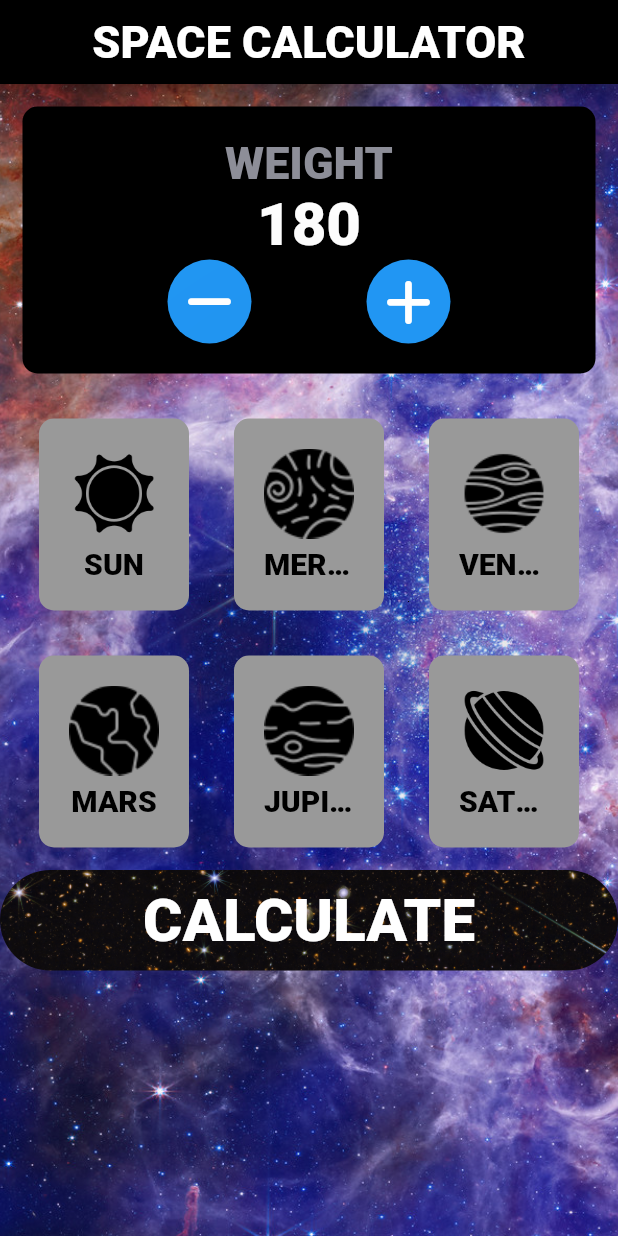
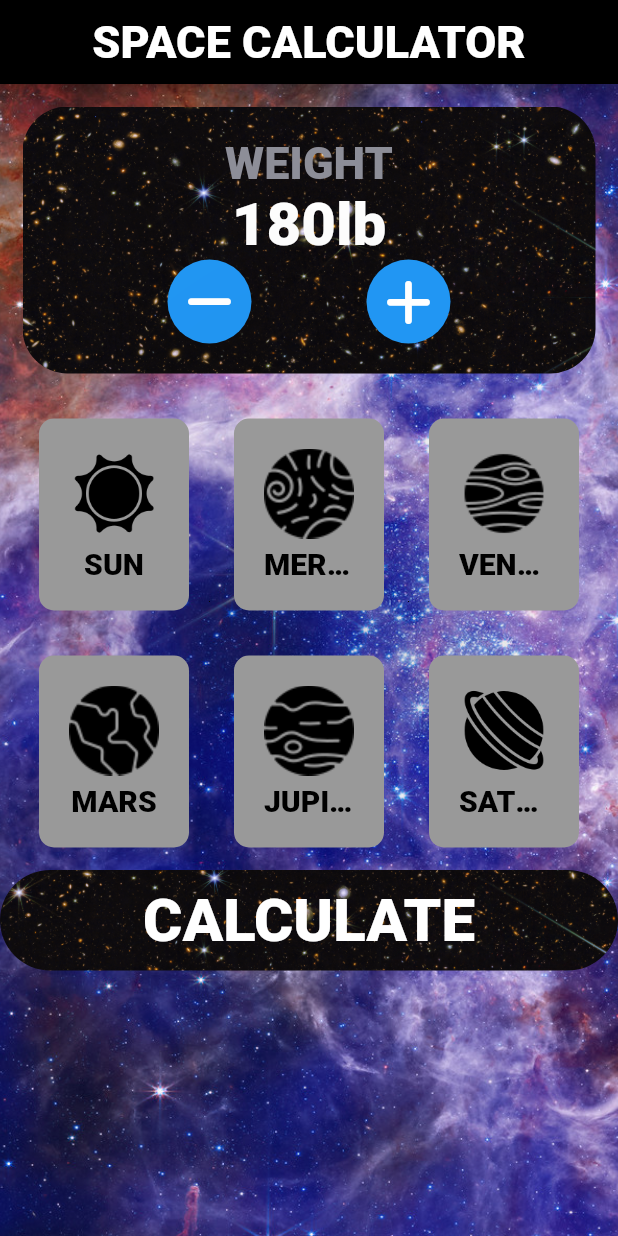
Before and after one commit to CincoCoding/BMI-Calculator, a Flutter app: the screen it shows after launch, on a phone screen of 412 x 824 dp. Run offline on Flutter 3.47's test engine with Material 2 defaults, Android fonts, the phone set to English and light mode, and no system bars; our stand-ins replace font_awesome_flutter.

```diff
--- /dev/null
+++ b/lib/components/calculator_brain.dart
@@ -0,0 +1,65 @@
+import 'package:flutter/cupertino.dart';
+
+enum CelestialObject {
+  sun,
+  mercury,
+  venus,
+  earth,
+  moon,
+  mars,
+  jupiter,
+  saturn,
+  uranus,
+  neptune,
+  blackHole
+}
+
+double earthsGravity = 9.798;
+
+Map<CelestialObject, double> gravityFactor = {
+  CelestialObject.sun: 274 / earthsGravity,
+  CelestialObject.mercury: 3.7 / earthsGravity,
+  CelestialObject.venus: 8.87 / earthsGravity,
+  CelestialObject.earth: earthsGravity / earthsGravity,
+  CelestialObject.moon: 1.62 / earthsGravity,
+  CelestialObject.mars: 3.71 / earthsGravity,
+  CelestialObject.jupiter: 24.92 / earthsGravity,
+  CelestialObject.saturn: 10.44 / earthsGravity,
+};
+
+class CalculatorBrain {
+  CalculatorBrain(
+      {this.celestialObject, @required this.weight, this.gravityFactor});
+
+  final CelestialObject celestialObject;
+  final double weight;
+  final double gravityFactor;
+
+  double _newWeight;
+
+  String calculateBMI() {
+    // pow is for exponentiation
+    _newWeight = weight * gravityFactor;
+    return _newWeight.toStringAsFixed(1);
+  }
+
+  String getResult() {
+    if (_newWeight > weight) {
+      return 'Heavier! ';
+    } else if (_newWeight == weight) {
+      return 'Same Weight';
+    } else {
+      return 'Lighter!';
+    }
+  }
+
+  String getInterpretation() {
+    if (_newWeight > weight) {
+      return 'Watch your step! Be careful not to fall it will hurt much more!';
+    } else if (_newWeight == weight) {
+      return 'You still weight the same... You must still be on Earth!';
+    } else {
+      return 'Jump and enjoy your slow descent! Be careful not to disconnect your space suit!';
+    }
+  }
+}
--- a/lib/components/counter_card_two_buttons.dart
+++ b/lib/components/counter_card_two_buttons.dart
@@ -71,7 +71,7 @@ class CounterCardTwoButtons extends StatelessWidget {
             style: kLabelTextStyle,
           ),
           Text(
-            textVariable,
+            textVariable + "lb",
             style: kBigNumber,
           ),
           Row(
--- /dev/null
+++ b/lib/components/counter_card_v2.dart
@@ -0,0 +1,122 @@
+import 'package:flutter/material.dart';
+import '../constants.dart';
+import 'package:font_awesome_flutter/font_awesome_flutter.dart';
+
+class RoundIconButton extends StatelessWidget {
+  // var kWeight = 0;
+  RoundIconButton({
+    @required this.icon,
+    @required this.onPressed,
+    @required this.onLongPress,
+  });
+
+  final IconData icon;
+  final Function onPressed;
+  final Function onLongPress;
+
+  @override
+  Widget build(BuildContext context) {
+    return RawMaterialButton(
+      elevation: 100.0,
+      onPressed: onPressed,
+      onLongPress: onLongPress,
+      shape: CircleBorder(),
+      child: Icon(
+        icon,
+        color: Colors.white,
+        size: 35.0,
+      ),
+      fillColor: Colors.blue,
+      constraints: const BoxConstraints.tightFor(
+        width: 56.0,
+        height: 56.0,
+      ),
+    );
+  }
+}
+
+class CounterCardTwoButtonsV2 extends StatelessWidget {
+  CounterCardTwoButtonsV2({
+    @required this.onPressed1,
+    @required this.onLongPress1,
+    this.icon1,
+    @required this.onPressed2,
+    @required this.onLongPress2,
+    this.icon2,
+    this.text,
+    this.textVariable,
+    @required this.image,
+    this.width,
+    this.cardChild,
+    this.onPress,
+    this.onLongPress,
+  });
+
+  final String text;
+  final textVariable;
+  final Function onPressed1;
+  final Function onLongPress1;
+
+  final Icon icon1;
+  final Function onPressed2;
+  final Function onLongPress2;
+
+  final Icon icon2;
+
+  final String image;
+  double width;
+  final Widget cardChild;
+  final Function onPress;
+  final Function onLongPress;
+
+  @override
+  Widget build(BuildContext context) {
+    return GestureDetector(
+      onTap: onPress,
+      onLongPress: onLongPress,
+      child: Container(
+          width: width,
+          child: Column(
+            mainAxisAlignment: MainAxisAlignment.center,
+            children: <Widget>[
+              Text(
+                text,
+                style: kLabelTextStyle,
+              ),
+              Text(
+                textVariable + "lb",
+                style: kBigNumber,
+              ),
+              Row(
+                mainAxisAlignment: MainAxisAlignment.spaceEvenly,
+                children: <Widget>[
+                  RoundIconButton(
+                    icon: FontAwesomeIcons.minus,
+                    onPressed: onPressed1,
+                    onLongPress: onLongPress1,
+                  ),
+                  RoundIconButton(
+                    icon: FontAwesomeIcons.plus,
+                    onPressed: onPressed2,
+                    onLongPress: onLongPress2,
+                  ),
+                ],
+              ),
+            ],
+          ),
+          margin: EdgeInsets.all(15.0),
+          padding: EdgeInsets.all(20.0),
+          decoration: ShapeDecoration(
+            image: DecorationImage(
+              image: AssetImage(image),
+              fit: BoxFit.cover,
+            ),
+            shape: RoundedRectangleBorder(
+              borderRadius: BorderRadius.all(
+                Radius.circular(30.0),
+              ),
+            ),
+          )),
+    );
+  }
+}
--- a/lib/screens/input_page.dart
+++ b/lib/screens/input_page.dart
@@ -1,11 +1,11 @@
-import 'package:bmi_calculator/screens/calculator_brain.dart';
+import 'package:bmi_calculator/components/calculator_brain.dart';
+import 'package:bmi_calculator/components/counter_card_v2.dart';
 import 'package:bmi_calculator/screens/results_page.dart';
 import 'package:flutter/material.dart';
 import 'package:font_awesome_flutter/font_awesome_flutter.dart';
 import '../components/reusable_card.dart';
 import '../components/heavenly_body_card.dart';
 import '../constants.dart';
-import '../components/counter_card_two_buttons.dart';
 import '../components/bottom_button.dart';
 
 enum CelestialObject {
@@ -40,7 +40,6 @@ class InputPage extends StatefulWidget {
 
 class _InputPageState extends State<InputPage> {
   CelestialObject selectedCelestialObject;
-  int kAge = 27;
   int weight = 180;
 
   @override
@@ -66,7 +65,7 @@ class _InputPageState extends State<InputPage> {
               crossAxisAlignment: CrossAxisAlignment.stretch,
               mainAxisSize: MainAxisSize.max,
               children: <Widget>[
-                CounterCardTwoButtons(
+                CounterCardTwoButtonsV2(
                   text: "WEIGHT",
                   textVariable: weight.toString(),
                   onPressed1: () {
@@ -91,6 +90,7 @@ class _InputPageState extends State<InputPage> {
                     });
                   },
                   icon2: Icon(FontAwesomeIcons.plus),
+                  image: "images/blackSpace.png",
                 ),
                 Row(
                   mainAxisAlignment: MainAxisAlignment.center,
```
Also changed, not shown: lib/components/bottom_button.dart (+0 -22 lines), lib/screens/results_page.dart (+70 -19 lines).
